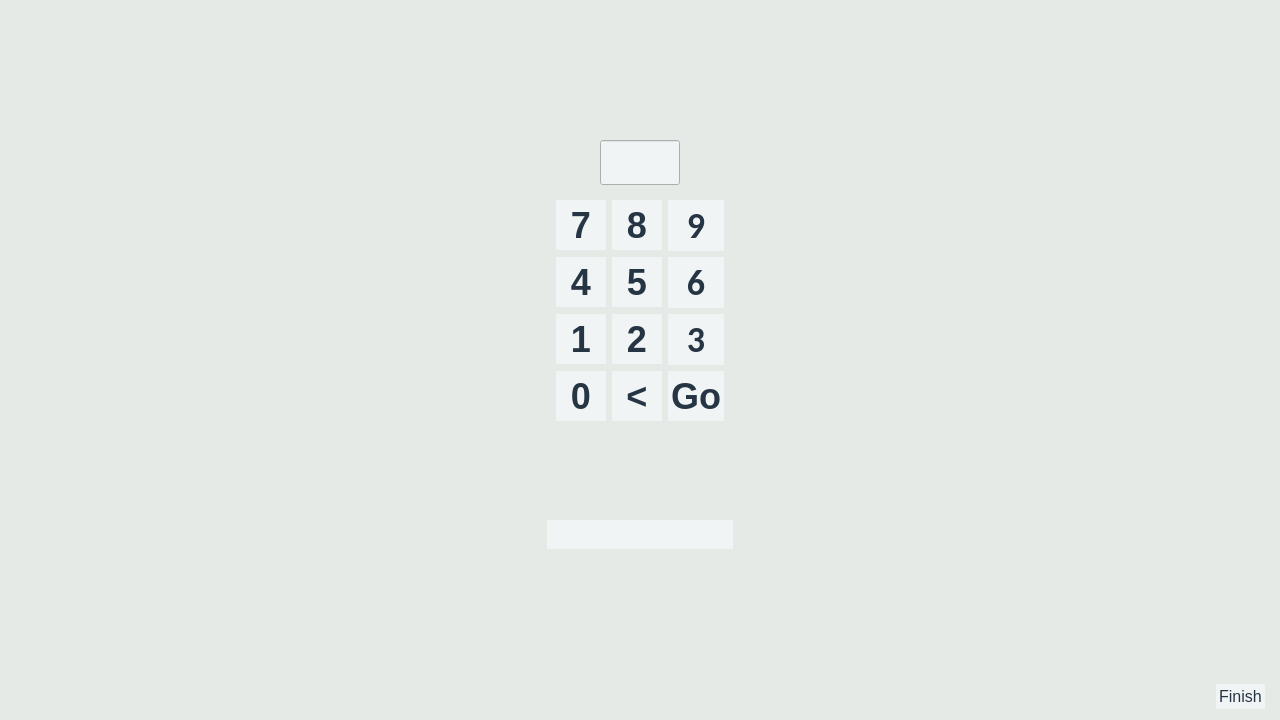
First picture: the form in Source/Time-Track/mainform.ui, repository joshuawootonn/time-track, before the edit.
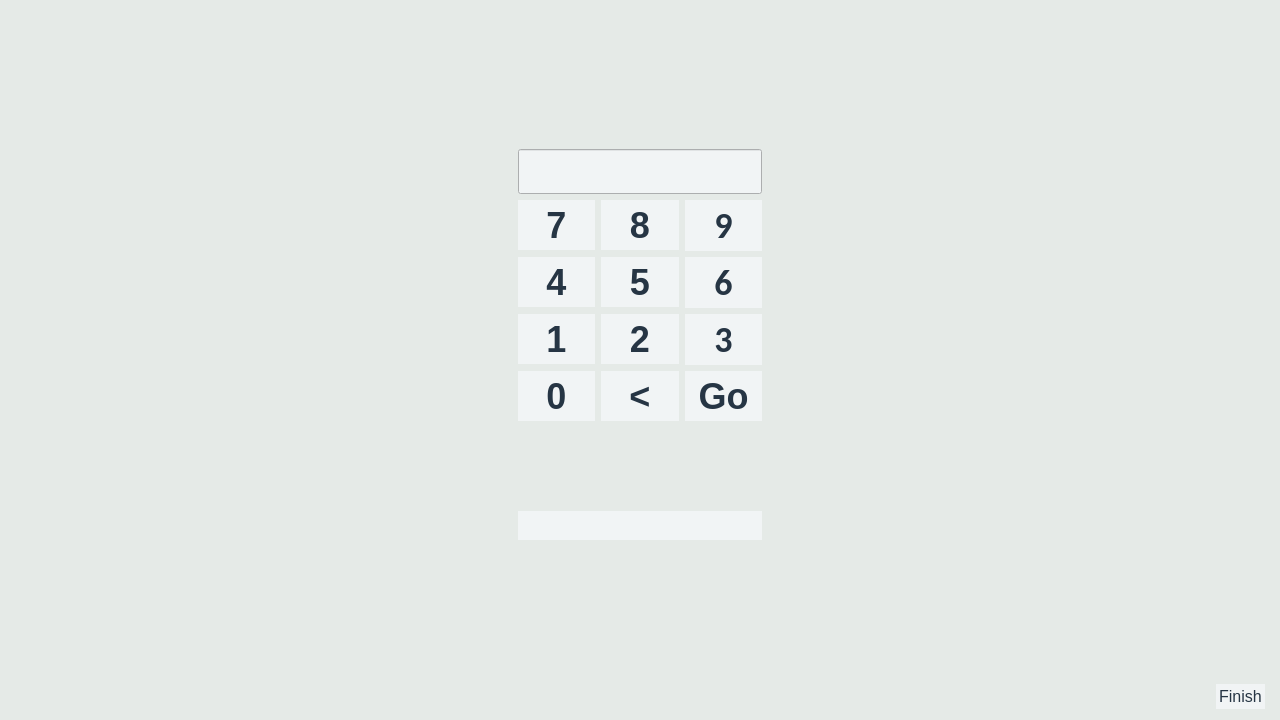
Second picture: the form after the edit. The open tabs and pages were chosen to show the change. Icons and pictures are not drawn.

Diff of the .ui file:
```diff
--- a/Source/Time-Track/mainform.ui
+++ b/Source/Time-Track/mainform.ui
@@ -201,6 +201,18 @@
 }</string>
             </property>
             <layout class="QGridLayout" name="gridLayout_17">
+             <property name="leftMargin">
+              <number>0</number>
+             </property>
+             <property name="topMargin">
+              <number>0</number>
+             </property>
+             <property name="rightMargin">
+              <number>0</number>
+             </property>
+             <property name="bottomMargin">
+              <number>0</number>
+             </property>
              <item row="0" column="1">
               <widget class="QPushButton" name="Login8">
                <property name="minimumSize">
@@ -402,12 +414,6 @@
                 <height>45</height>
                </size>
               </property>
-              <property name="maximumSize">
-               <size>
-                <width>80</width>
-                <height>16777215</height>
-               </size>
-              </property>
               <property name="font">
                <font>
                 <family>Calibri</family>
```
Left out of the diff: 138 changed lines with no effect on the pictures.
